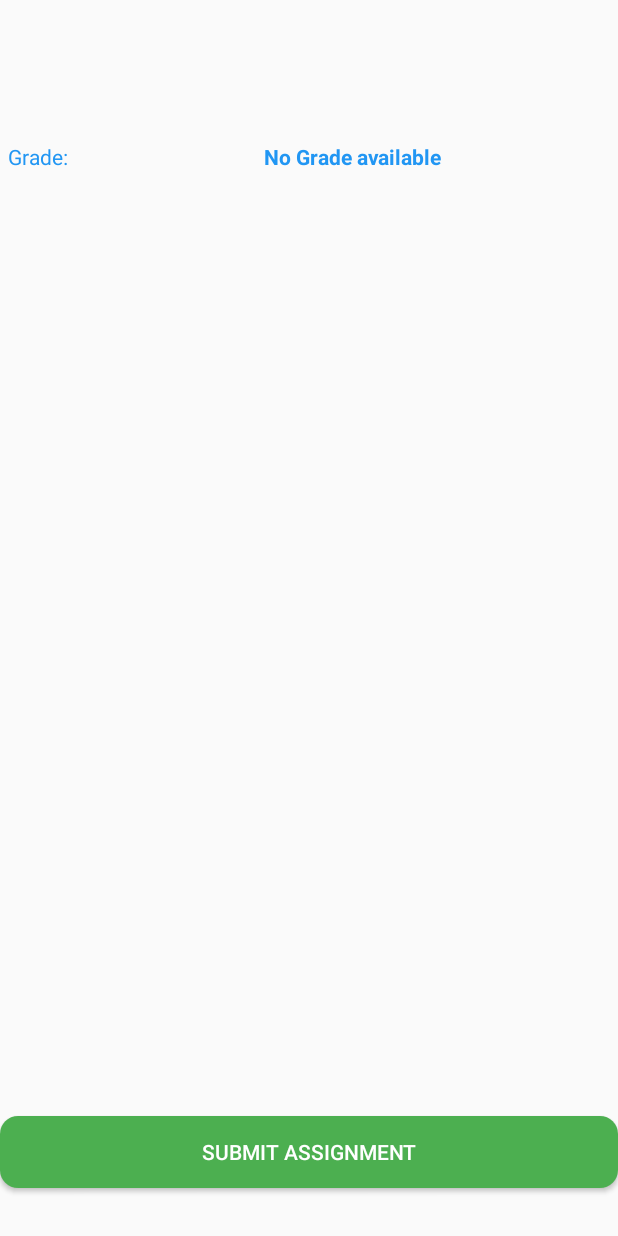
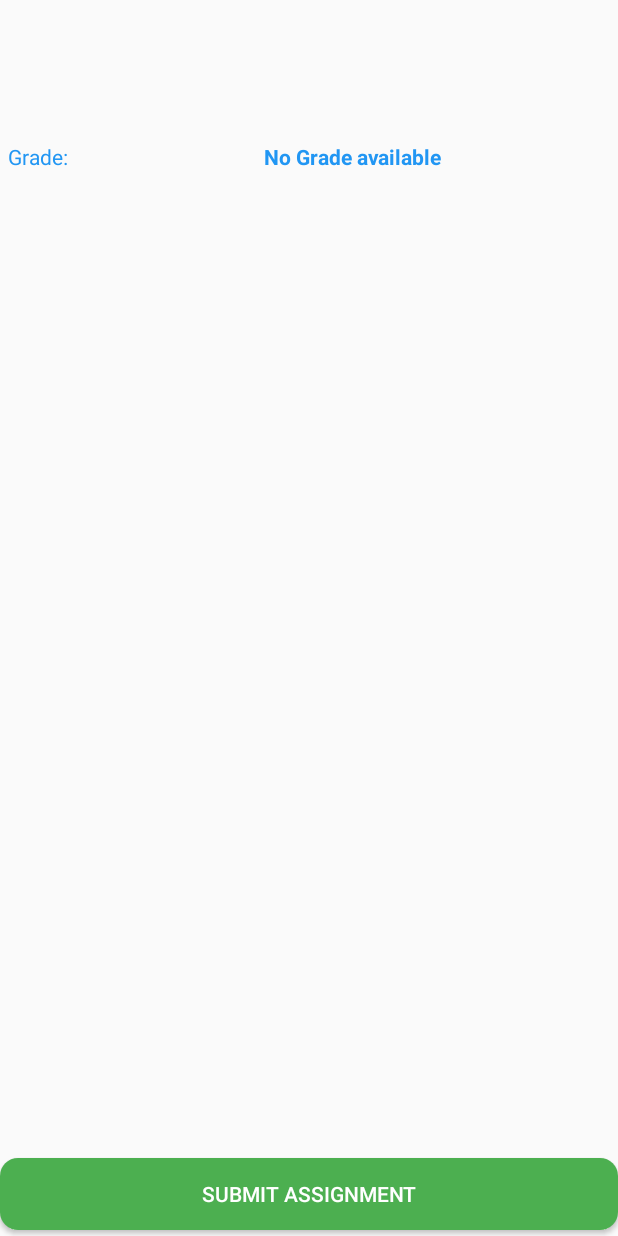
Before and after one commit to Mkaldalons/LearningSquare, an Android app: the fragment SubmitAssignmentFragment placed in its activity, on a phone screen of 412 x 824 dp. Run offline under Robolectric (Android 15) with nearby library versions, the phone set to English and light mode, and no system bars; our stand-ins replace Room's generated code.

Commit message:
Laga skrítið view í síma

```diff
--- a/app/src/main/res/layout/fragment_assignment.xml
+++ b/app/src/main/res/layout/fragment_assignment.xml
@@ -55,7 +55,7 @@
         android:id="@+id/buttonCreateAssignment"
         android:layout_width="match_parent"
         android:layout_height="wrap_content"
-        android:layout_marginBottom="32dp"
+        android:layout_marginBottom="4dp"
         android:background="@drawable/rounded_button"
         android:backgroundTint="#4CAF50"
         android:text="@string/create_new_assignment"
--- a/app/src/main/res/layout/fragment_course.xml
+++ b/app/src/main/res/layout/fragment_course.xml
@@ -46,7 +46,7 @@
         android:id="@+id/buttonCreateCourse"
         android:layout_width="match_parent"
         android:layout_height="wrap_content"
-        android:layout_marginBottom="32dp"
+        android:layout_marginBottom="4dp"
         android:background="@drawable/rounded_button"
         android:backgroundTint="#4CAF50"
         android:text="@string/create_new_course"
--- a/app/src/main/res/layout/fragment_instructor_navbar.xml
+++ b/app/src/main/res/layout/fragment_instructor_navbar.xml
@@ -8,7 +8,7 @@
     <LinearLayout
         android:id="@+id/bottomNavBar"
         android:layout_width="match_parent"
-        android:layout_height="56dp"
+        android:layout_height="70dp"
         android:background="@color/black"
         android:orientation="horizontal"
         android:gravity="center"
--- a/app/src/main/res/layout/fragment_my_info.xml
+++ b/app/src/main/res/layout/fragment_my_info.xml
@@ -83,7 +83,6 @@
         android:backgroundTint="@android:color/holo_red_light"
         android:textColor="@android:color/white"
         android:layout_marginTop="24dp"
-        android:layout_marginBottom="60dp"
         android:layout_gravity="center_horizontal" />
 
     <Button
--- a/app/src/main/res/layout/fragment_submit_assignment.xml
+++ b/app/src/main/res/layout/fragment_submit_assignment.xml
@@ -82,7 +82,7 @@
         android:id="@+id/submitAssignment"
         android:layout_width="match_parent"
         android:layout_height="wrap_content"
-        android:layout_marginBottom="32dp"
+        android:layout_marginBottom="4dp"
         android:background="@drawable/rounded_button"
         android:backgroundTint="#4CAF50"
         android:text="@string/submit_assignment"
```
